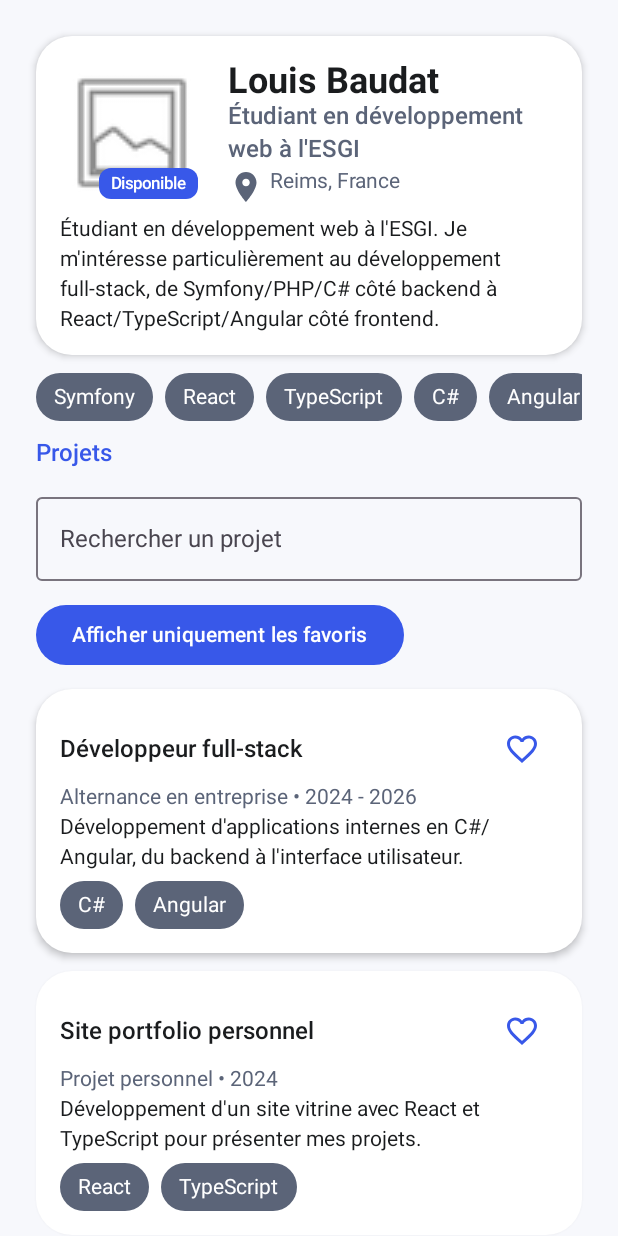
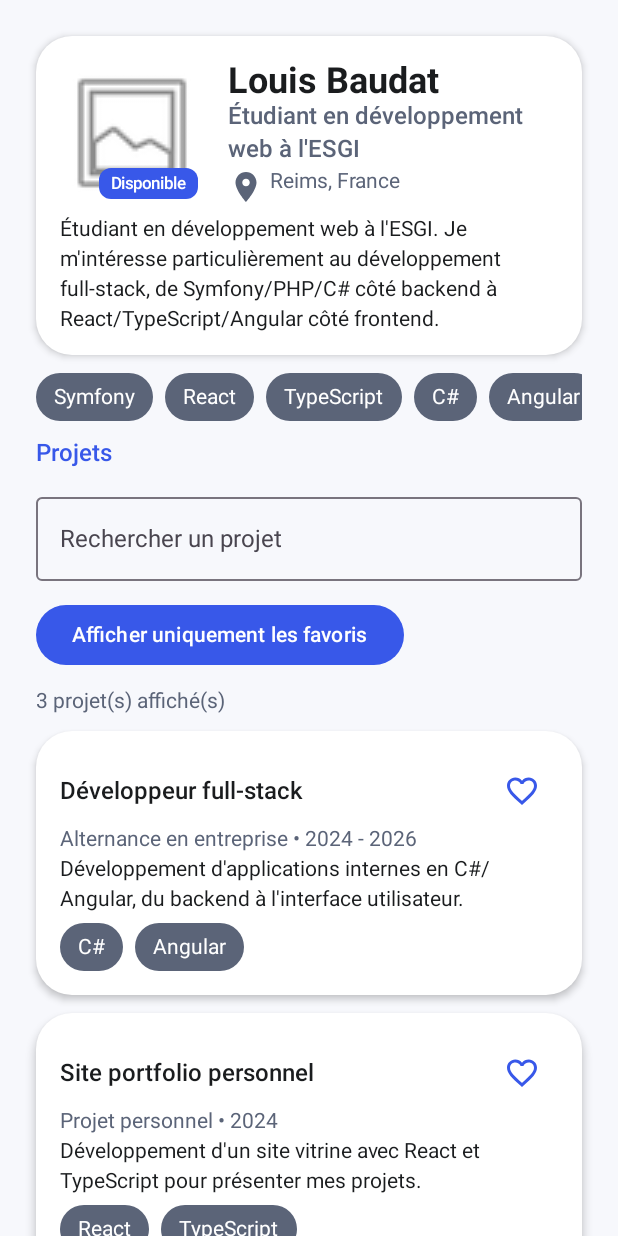
Before and after one commit to louisbdt/profil-developpeur-interactif, an Android app built with Jetpack Compose: the screen it shows after launch (MainActivity), on a phone screen of 412 x 824 dp. Run offline under Robolectric (Android 15) with nearby library versions, the phone set to English and light mode, and no system bars.

Commit message:
Display visible project count

```diff
--- a/app/src/main/java/com/example/profildeveloppeur/ProfileScreen.kt
+++ b/app/src/main/java/com/example/profildeveloppeur/ProfileScreen.kt
@@ -92,6 +92,13 @@ fun ProfileScreen(
                         }
                     )
                 }
+            }
+            item {
+                Text(
+                    text = "${projects.size} projet(s) affiché(s)",
+                    style = MaterialTheme.typography.bodyMedium,
+                    color = MaterialTheme.colorScheme.secondary
+                )
             }
             items(
                 items = projects,
```
